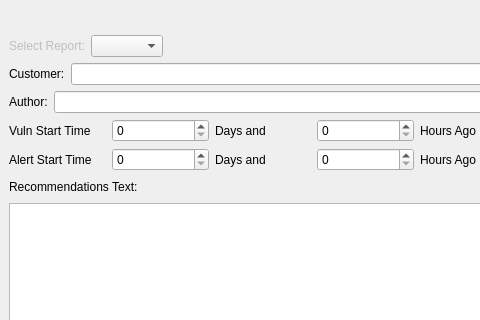
Above: assets/mainwindow.ui from lacework/extensible-reporting before the change; both pictures show x 0 to 480 and y 0 to 320 of the 1049 by 600 pixel window. Below: the same form after it.
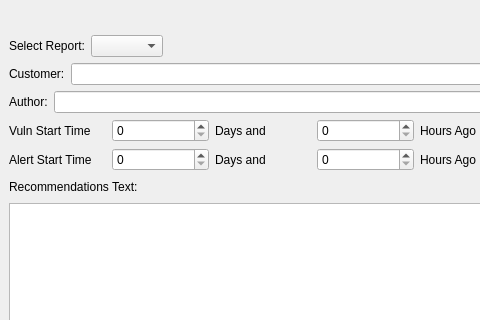
That is the form after the change.

Commit message: chore: added some addition logging messages and converted gui to load from .py instead of .uic

The edit to the form file:
```diff
--- a/assets/mainwindow.ui
+++ b/assets/mainwindow.ui
@@ -46,7 +46,7 @@
         <item>
          <widget class="QLabel" name="labelSelectReport">
           <property name="enabled">
-           <bool>false</bool>
+           <bool>true</bool>
           </property>
           <property name="text">
            <string>Select Report:</string>
```
The commit also changes 3 other files.
